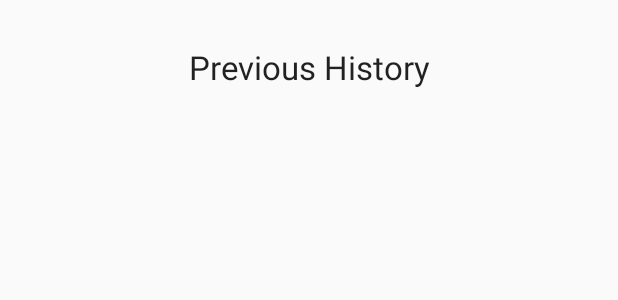
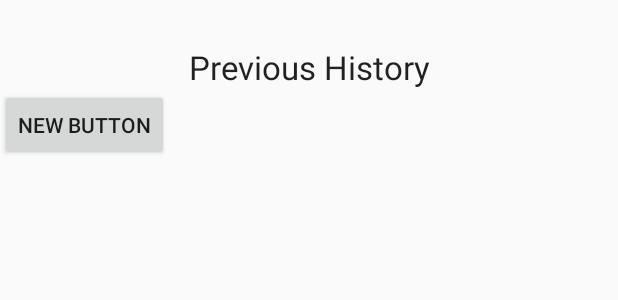
Before and after one commit to AdrianMalaran/MarathonTracker, an Android app: the layout past_history.xml on its own in the app's theme, with its tools: preview values and no code run, on a phone screen of 412 x 824 dp. Shown: the top 300 px of the screen. Run offline under Robolectric (Android 15) with nearby library versions, the phone set to English and light mode, and no system bars.

Commit message:
pre-push commit

```diff
--- a/app/build.gradle
+++ b/app/build.gradle
@@ -29,4 +29,5 @@ dependencies {
     compile 'com.google.android.gms:play-services-location:8.4.0'
     compile 'com.estimote:sdk:0.9.4@aar'
     compile 'com.android.support:support-v4:23.1.1'
+    compile 'com.github.lzyzsd:circleprogress:1.1.0@aar'
 }
--- a/app/src/main/java/com/BeaconsWearhacksGmailCom/MarathonTracker6Wd/MainActivity.java
+++ b/app/src/main/java/com/BeaconsWearhacksGmailCom/MarathonTracker6Wd/MainActivity.java
@@ -51,8 +51,6 @@ public class MainActivity  extends FragmentActivity implements OnMapReadyCallbac
             LatLng currentPos = new LatLng(currentLatitude, currentLongitude);
             mMap.addMarker(new MarkerOptions().position(currentPos).title("Marker in Sydney"));
             mMap.moveCamera(CameraUpdateFactory.newLatLng(currentPos));
-
-
 
         }
     };
--- a/app/src/main/res/layout/past_history.xml
+++ b/app/src/main/res/layout/past_history.xml
@@ -1,8 +1,10 @@
 <?xml version="1.0" encoding="utf-8"?>
-<ScrollView xmlns:android="http://schemas.android.com/apk/res/android"
-    android:orientation="vertical" android:layout_width="match_parent"
-    android:layout_height="match_parent"
-    android:fillViewport="false">
+<LinearLayout xmlns:android="http://schemas.android.com/apk/res/android"
+    android:orientation="vertical"
+    android:layout_width="fill_parent"
+    android:layout_height="fill_parent"
+    android:fillViewport="false"
+    android:layout_marginBottom="50dp">
 
 
     <TextView
@@ -13,4 +15,17 @@
         android:textAppearance="?android:attr/textAppearanceLarge"
         android:text="Previous History"
         android:id="@+id/textView10" />
-</ScrollView>
+
+    <ScrollView
+        android:layout_width="match_parent"
+        android:layout_height="match_parent" >
+
+        <Button
+            android:layout_width="wrap_content"
+            android:layout_height="wrap_content"
+            android:text="New Button"
+            android:id="@+id/button3"
+            android:allowUndo="false" />
+    </ScrollView>
+
+</LinearLayout>
```
Also changed, not shown: app/src/main/java/com/BeaconsWearhacksGmailCom/MarathonTracker6Wd/historyPage.java (+0 -11 lines), app/src/main/java/com/BeaconsWearhacksGmailCom/MarathonTracker6Wd/onRun.java (+20 -11 lines), app/src/main/res/layout/during_run.xml (+11 -1 lines), 268 other files.
